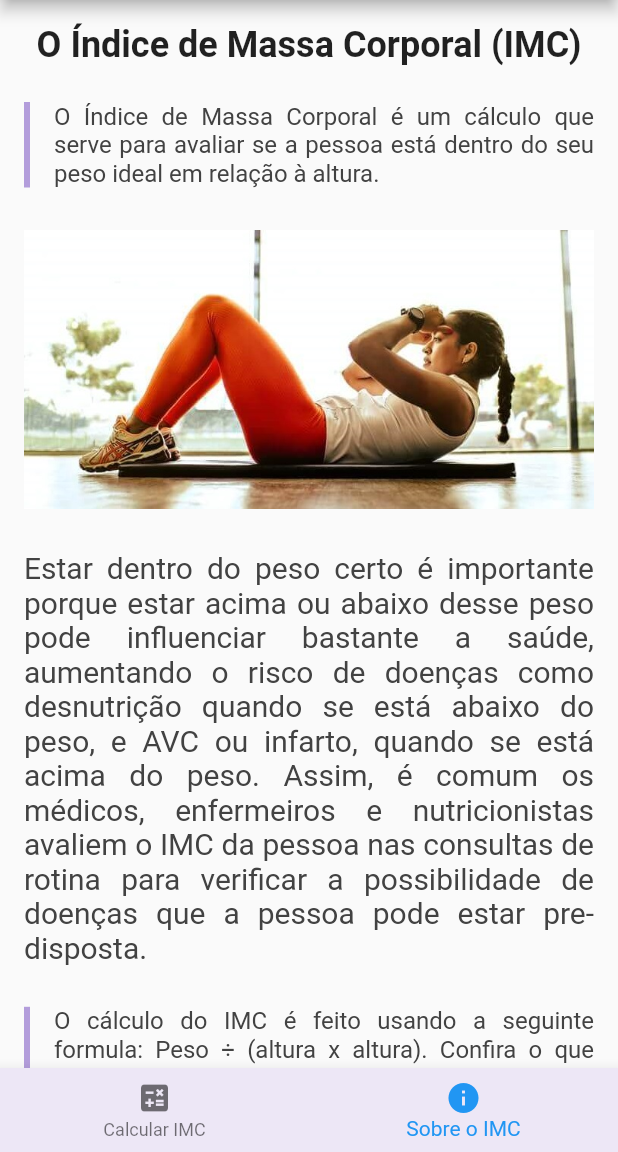
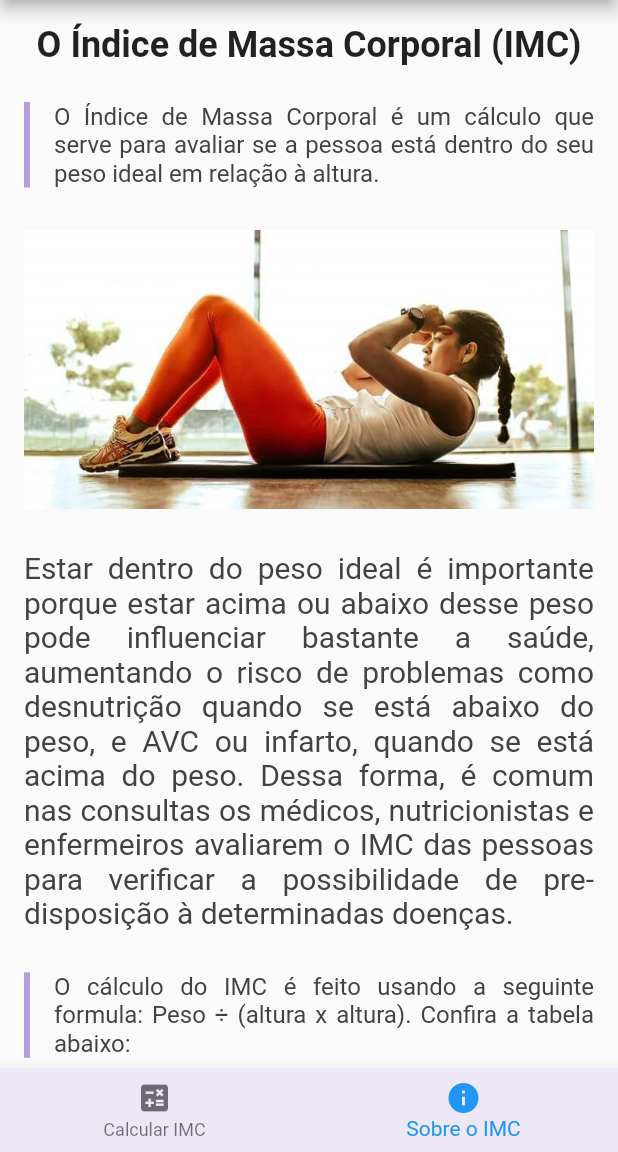
Before and after one commit to Gabriel-S-Souza/imc_calculator_with_flutter, a Flutter app: the screen it shows after launch, swiped to page 2, on a phone screen of 412 x 824 dp, the part 84-1236 px from its top. Run offline on Flutter 3.47's test engine with Material 2 defaults, Android fonts, the phone set to English and light mode, and no system bars.

Commit message:
updated text contents

```diff
--- a/lib/contents/text_contents.dart
+++ b/lib/contents/text_contents.dart
@@ -3,9 +3,9 @@ String getTextContents(String key) {
     "subtitle":
         "O Índice de Massa Corporal é um cálculo que serve para avaliar se a pessoa está dentro do seu peso ideal em relação à altura.",
     "firstFragment":
-        "Estar dentro do peso certo é importante porque estar acima ou abaixo desse peso pode influenciar bastante a saúde, aumentando o risco de doenças como desnutrição quando se está abaixo do peso, e AVC ou infarto, quando se está acima do peso. Assim, é comum os médicos, enfermeiros e nutricionistas avaliem o IMC da pessoa nas consultas de rotina para verificar a possibilidade de doenças que a pessoa pode estar pre-disposta.",
+        "Estar dentro do peso ideal é importante porque estar acima ou abaixo desse peso pode influenciar bastante a saúde, aumentando o risco de problemas como desnutrição quando se está abaixo do peso, e AVC ou infarto, quando se está acima do peso. Dessa forma, é comum nas consultas os médicos, nutricionistas e enfermeiros avaliarem o IMC das pessoas para verificar a possibilidade de pre-disposição à determinadas doenças.",
     "secondFragment":
-        "O cálculo do IMC é feito usando a seguinte formula: Peso ÷ (altura x altura). Confira o que reprenta os valores do IMC na imagem abaixo:",
+        "O cálculo do IMC é feito usando a seguinte formula: Peso ÷ (altura x altura). Confira a tabela abaixo:",
   };
 
   return contents[key] ?? "getTextContent falhou";
--- a/lib/pages/imc_calculator.dart
+++ b/lib/pages/imc_calculator.dart
@@ -65,6 +65,7 @@ class ImcCalculatorState extends State<ImcCalculator> {
               Stack(
                 alignment: AlignmentDirectional.center,
                 children: [
+                  //TODO: Substituir e reposicionar icone
                   Icon(
                     Icons.sports_gymnastics,
                     size: 100,
```
